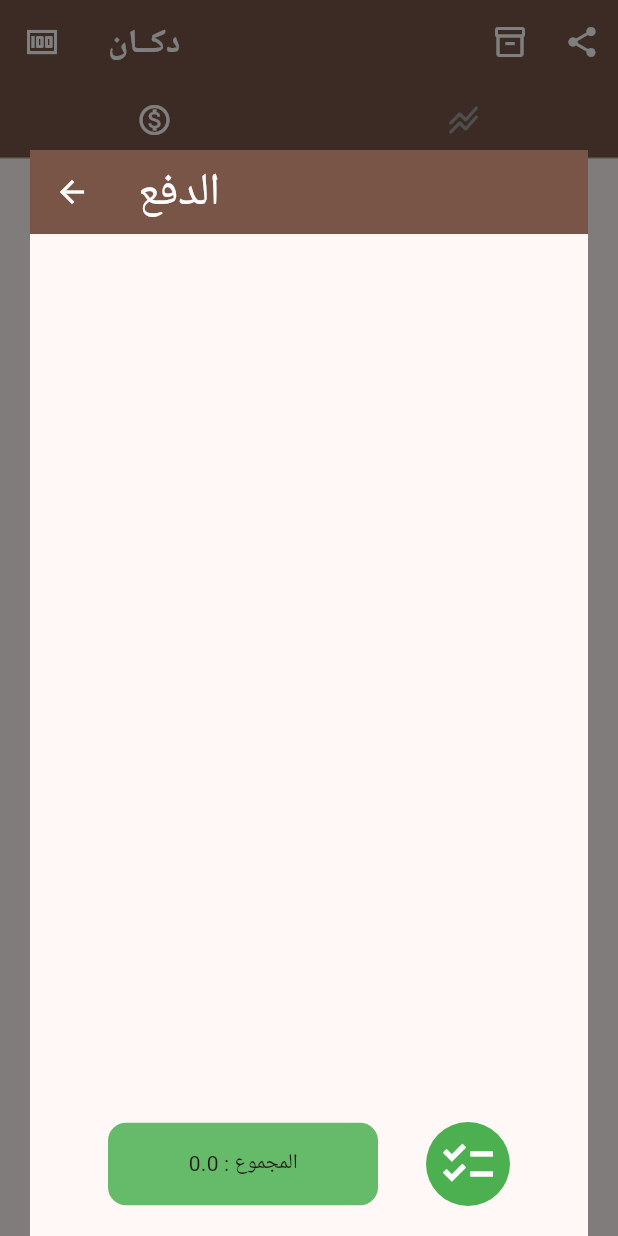
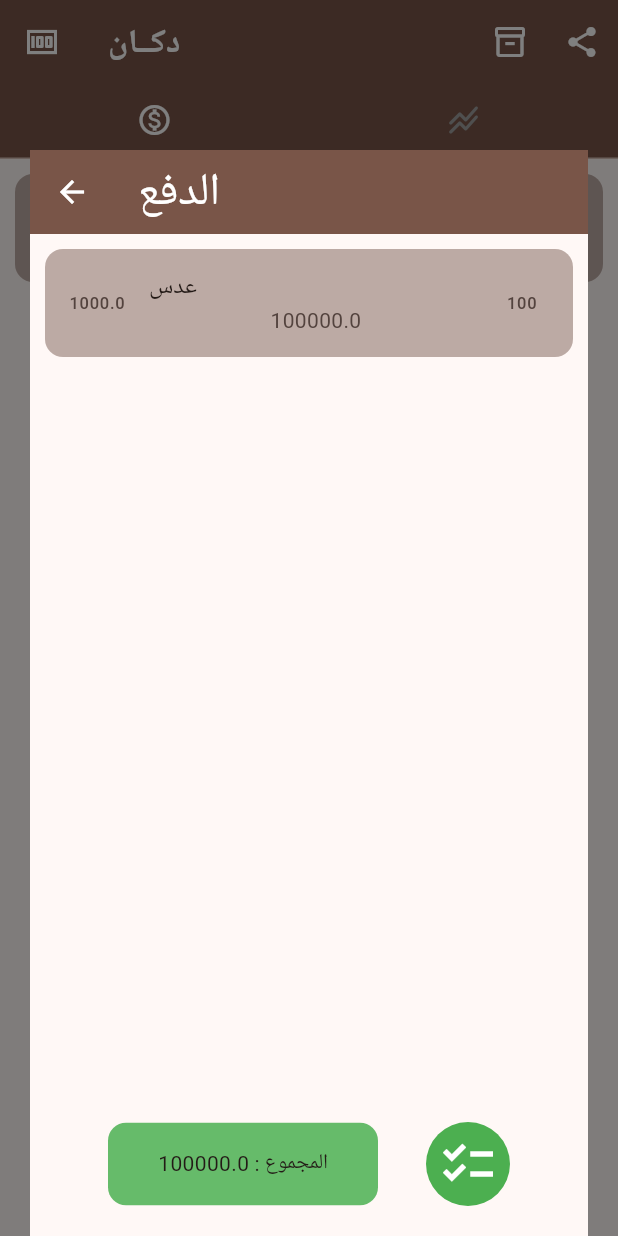
Before and after one commit to ayman2ppp2/dukkan, a Flutter app: the screen it shows after launch, after a tap on the "price check" icon, on a phone screen of 412 x 824 dp. Run offline on Flutter 3.47's test engine with Material 2 defaults, Android fonts, the phone set to English and light mode, and no system bars; our stand-ins replace hive, numberpicker, permission_handler, syncfusion_flutter_charts; missing offline and left inert: network_info_plus; accounts and stored records are empty.

Commit message:
fixed the unit system in the sell list item fixed the update in inventory

```diff
--- a/lib/list.dart
+++ b/lib/list.dart
@@ -17,18 +17,34 @@ class Lists extends ChangeNotifier {
   List<Widget> shareList = [];
   List<Product> searchTemp = [];
   List<Product> productsList = [];
-  List<Product> sellList = [];
+  List<Product> sellList = [
+    Product(
+      name: 'عدس',
+      buyprice: 900,
+      sellprice: 1000,
+      count: 100,
+      ownerName: '',
+      weightable: true,
+      wholeUnit: 'كيلو',
+    ),
+  ];
   List<Log> logsList = [];
-  Map kg = {
+  Map<String, double> kg = {
     'كيلو': 1000,
     'نص كيلو': 500,
     'ربع كيلو': 250,
     'وزن': 0,
   };
-  Map pound = {
+  Map<String, double> pound = {
     'رطل': 450,
     'نص رطل': 225,
     'ربع رطل': 112.5,
+    'وزن': 0,
+  };
+  Map<String, double> toumna = {
+    'تمنة': 850,
+    'نص تمنة': 425,
+    'ربع تمنة': 212.5,
     'وزن': 0,
   };
 
--- a/lib/pages/InsertPage.dart
+++ b/lib/pages/InsertPage.dart
@@ -6,6 +6,8 @@ import '../util/product.dart';
 
 class InPage extends StatefulWidget {
   String name;
+  String wholeUnit;
+  String owner;
   double buyPrice;
   double sellPrice;
   int count;
@@ -24,6 +26,9 @@ class InPage extends StatefulWidget {
     required this.name,
     required this.sellPrice,
     required this.index,
+    required this.owner,
+    required this.wholeUnit,
+    required this.weightable,
   });
 
   @override
@@ -38,6 +43,7 @@ class _InPageState extends State<InPage> {
       widget.buyCon.text = widget.buyPrice.toString();
       widget.sellCon.text = widget.sellPrice.toString();
       widget.countCon.text = widget.count.toString();
+      widget.wholeUnitCon.text = widget.wholeUnit;
     }
     super.initState();
   }
--- a/lib/pages/inventoryPage.dart
+++ b/lib/pages/inventoryPage.dart
@@ -75,6 +75,9 @@ class _InvPageState extends State<InvPage> {
                         count: 0,
                         name: '',
                         sellPrice: 0,
+                        owner: '',
+                        weightable: false,
+                        wholeUnit: '',
                         index: -1,
                       ),
                     ),
--- a/lib/util/myGridItem.dart
+++ b/lib/util/myGridItem.dart
@@ -96,6 +96,11 @@ class GridItem extends StatelessWidget {
                                       sellPrice:
                                           li.productsList[index].sellprice,
                                       index: index,
+                                      owner: li.productsList[index].ownerName,
+                                      wholeUnit:
+                                          li.productsList[index].wholeUnit,
+                                      weightable:
+                                          li.productsList[index].weightable,
                                     ),
                                   ),
                                 );
```
Also changed, not shown: lib/util/myListItem.dart (+73 -13 lines).
